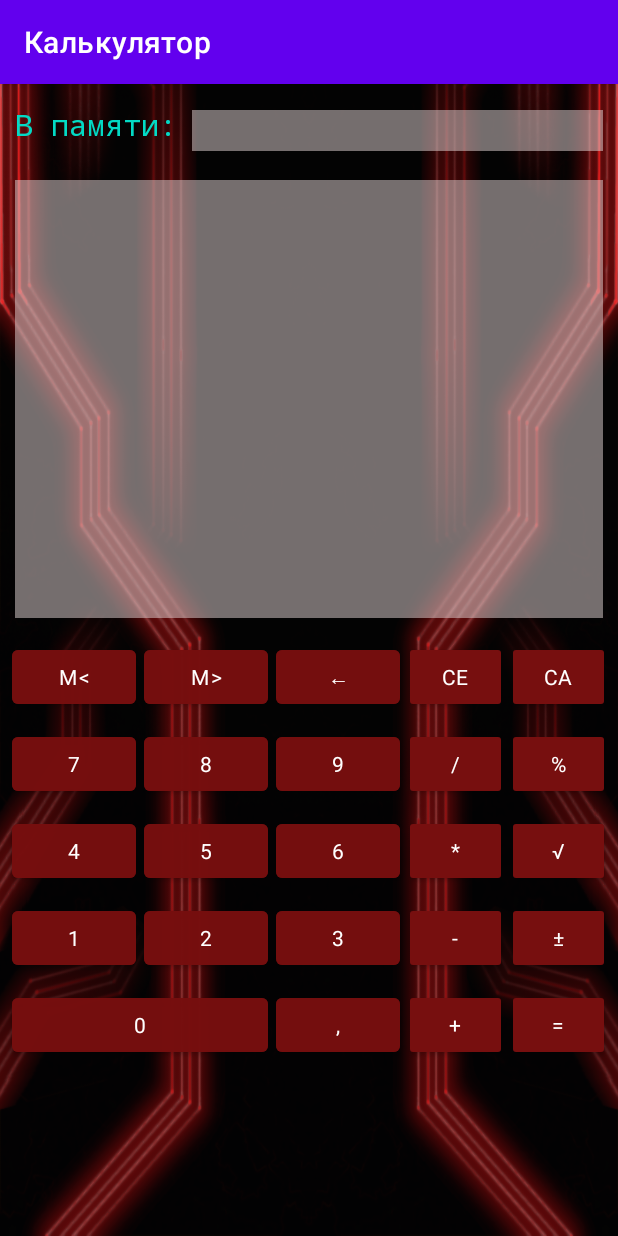
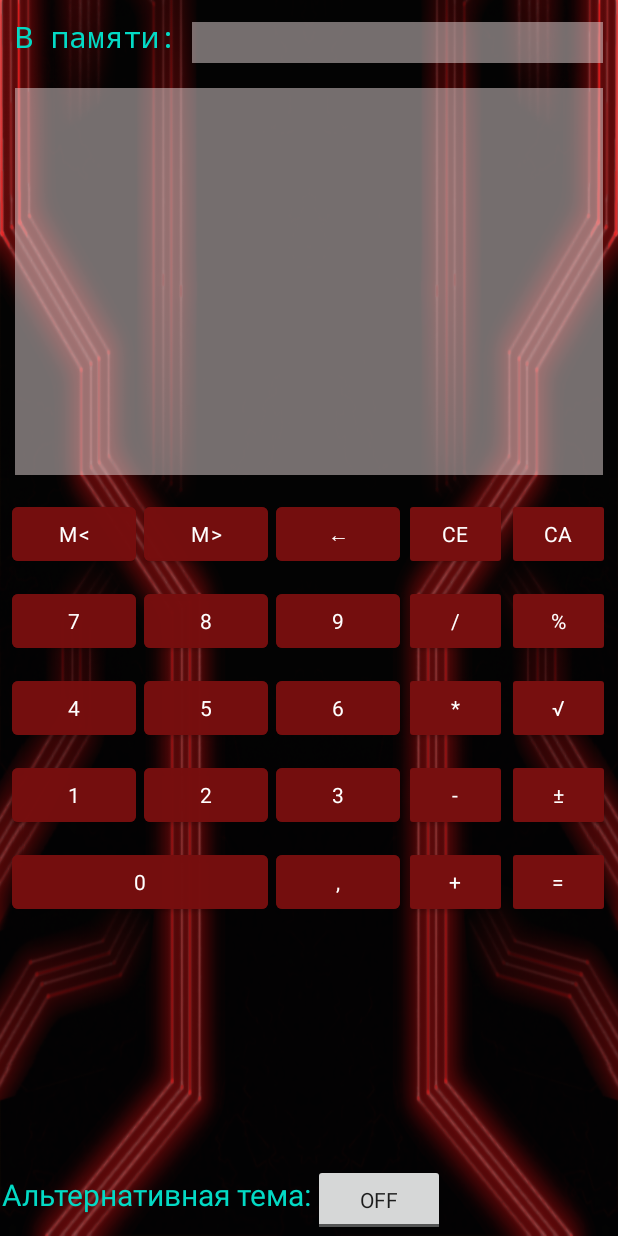
Before and after one commit to Temp-by-RDZ/TRDZ_Calculator_Java, an Android app: the screen it shows after launch (MainActivity), on a phone screen of 412 x 824 dp. Run offline under Robolectric (Android 15) with nearby library versions, the phone set to English and light mode, and no system bars.

Commit message:
Task 4 additional changes

```diff
--- /dev/null
+++ b/app/src/main/java/com/TRDZ/calculator/App.java
@@ -0,0 +1,14 @@
+package com.TRDZ.calculator;
+
+import android.app.Application;
+
+public class App extends Application {
+
+	public static int currentTheme = R.style.Theme_Task02AS_Calculator;
+
+	@Override
+	public void onCreate() {
+		super.onCreate();
+		}
+
+	}
--- a/app/src/main/java/com/TRDZ/calculator/MainActivity.java
+++ b/app/src/main/java/com/TRDZ/calculator/MainActivity.java
@@ -7,7 +7,9 @@ import android.content.res.Configuration;
 import android.os.Bundle;
 import android.view.View;
 import android.widget.Button;
+import android.widget.CompoundButton;
 import android.widget.TextView;
+import android.widget.ToggleButton;
 
 public class MainActivity extends AppCompatActivity implements View.OnClickListener {
 //region обьявление переменных
@@ -47,17 +49,21 @@ public class MainActivity extends AppCompatActivity implements View.OnClickListe
 	Button B_delete_1w;
 	Button B_delete_All;
 	Calculate math;
+	ToggleButton F_Alt;
 //endregion
 
 	@Override
 	protected void onCreate(Bundle savedInstanceState) {
 		super.onCreate(savedInstanceState);
+		setTheme(App.currentTheme);
 		setContentView(R.layout.activity_main);
 		initialize();
 		create_buttons();
+		style_toggle();
 		}
 
 	protected void initialize() {
+		F_Alt = findViewById(R.id.F_Alternative);
 		T_Result = findViewById(R.id.T_Result);
 		T_Memory = findViewById(R.id.T_Memory);
 		math = new Calculate(T_Memory, T_Result);
@@ -134,6 +140,20 @@ public class MainActivity extends AppCompatActivity implements View.OnClickListe
 			}
 		}
 
+	protected void style_toggle() {
+
+		F_Alt.setOnClickListener(new View.OnClickListener()
+			{
+			@Override
+			public void onClick(View view)
+				{
+				if (F_Alt.isChecked()) App.currentTheme = R.style.Theme_Alternative;
+				else App.currentTheme = R.style.Theme_Task02AS_Calculator;
+				recreate();
+				}
+			});
+		}
+
 	@Override
 	public void onClick(View view) {
 		math.get_and_run(view);
--- a/app/src/main/res/layout-land/activity_main.xml
+++ b/app/src/main/res/layout-land/activity_main.xml
@@ -246,4 +246,19 @@
 
     </TableLayout>
 
+    <LinearLayout
+        style="@style/V_upBlock"
+        android:layout_weight="0.2">
+
+        <TextView
+            style="@style/T_inMemory"
+            android:layout_margin="@dimen/D_button_margin_l"
+            android:text="@string/Alternative" />
+
+        <ToggleButton
+            android:id="@+id/F_Alternative"
+            style="@style/Alternative" />
+
+    </LinearLayout>
+
 </LinearLayout>
--- a/app/src/main/res/layout/activity_main.xml
+++ b/app/src/main/res/layout/activity_main.xml
@@ -195,4 +195,21 @@
 
     </TableLayout>
 
+    <LinearLayout
+        style="@style/V_upBlock"
+        android:layout_weight="0.2">
+
+        <TextView
+            android:layout_gravity="bottom"
+            style="@style/T_inMemory"
+            android:layout_margin="@dimen/D_button_margin_l"
+            android:text="@string/Alternative" />
+
+        <ToggleButton
+            android:layout_gravity="bottom"
+            android:id="@+id/F_Alternative"
+            style="@style/Alternative" />
+
+    </LinearLayout>
+
 </LinearLayout>
--- a/app/src/main/res/values-night/themes.xml
+++ b/app/src/main/res/values-night/themes.xml
@@ -1,6 +1,6 @@
 <resources xmlns:tools="http://schemas.android.com/tools">
     <!-- Base application theme. -->
-    <style name="Theme.Task02AS_Calculator" parent="Theme.MaterialComponents.DayNight.DarkActionBar">
+    <style name="Theme.Task02AS_Calculator" parent="Theme.MaterialComponents.DayNight.NoActionBar">
         <!-- Primary brand color. -->
         <item name="colorPrimary">@color/purple_200</item>
         <item name="colorPrimaryVariant">@color/purple_700</item>
@@ -10,8 +10,14 @@
         <item name="colorSecondaryVariant">@color/teal_200</item>
         <item name="colorOnSecondary">@color/gray</item>
         <!-- Status bar color. -->
-        <item name="android:statusBarColor" tools:targetApi="l">?attr/colorPrimaryVariant</item>
+        <item name="android:statusBarColor">@color/black</item>
         <!-- Customize your theme here. -->
+    </style>
+
+    <style name="Theme.Alternative" parent="Theme.MaterialComponents.DayNight.DarkActionBar">
+        <item name="colorOnPrimary">@color/Alter_D</item>
+        <item name="colorOnSecondary">@color/Alter_D</item>
+        <item name="android:statusBarColor">@color/Alter_D</item>
     </style>
 
     <style name="Mega_font">
--- a/app/src/main/res/values/colors.xml
+++ b/app/src/main/res/values/colors.xml
@@ -12,4 +12,5 @@
     <color name="Buttons_color">#DA770F0F</color>
     <color name="Buttons_color_2">#770F0F</color>
     <color name="Container_color">#83E1D4D4</color>
+    <color name="Alter_D">#FFEB3B</color>
 </resources>
--- a/app/src/main/res/values/strings.xml
+++ b/app/src/main/res/values/strings.xml
@@ -1,4 +1,5 @@
 <resources>
+    <string name="Alternative">Альтернативная тема:</string>
     <string name="app_name">Калькулятор</string>
     <string name="save"><![CDATA[M<]]></string>
     <string name="load"><![CDATA[M>]]></string>
--- a/app/src/main/res/values/themes.xml
+++ b/app/src/main/res/values/themes.xml
@@ -1,6 +1,6 @@
 <resources xmlns:tools="http://schemas.android.com/tools">
     <!-- Base application theme. -->
-    <style name="Theme.Task02AS_Calculator" parent="Theme.MaterialComponents.DayNight.DarkActionBar">
+    <style name="Theme.Task02AS_Calculator" parent="Theme.MaterialComponents.DayNight.NoActionBar">
         <!-- Primary brand color. -->
         <item name="colorPrimary">@color/purple_500</item>
         <item name="colorPrimaryVariant">@color/purple_700</item>
@@ -10,8 +10,14 @@
         <item name="colorSecondaryVariant">@color/teal_700</item>
         <item name="colorOnSecondary">@color/black</item>
         <!-- Status bar color. -->
-        <item name="android:statusBarColor" tools:targetApi="l">?attr/colorPrimaryVariant</item>
+        <item name="android:statusBarColor">@color/black</item>
         <!-- Customize your theme here. -->
+    </style>
+
+    <style name="Theme.Alternative" parent="Theme.MaterialComponents.DayNight.NoActionBar">
+        <item name="colorOnPrimary">@color/Alter_D</item>
+        <item name="colorOnSecondary">@color/Alter_D</item>
+        <item name="android:statusBarColor">@color/Alter_D</item>
     </style>
 
     <style name="Mega_font">
@@ -66,6 +72,11 @@
         <item name="android:background">@color/Container_color</item>
     </style>
 
+    <style name="Alternative">
+        <item name="android:layout_width">wrap_content</item>
+        <item name="android:layout_height">wrap_content</item>
+    </style>
+
     <style name="T_Container">
         <item name="android:layout_width">match_parent</item>
         <item name="android:layout_height">match_parent</item>
```
